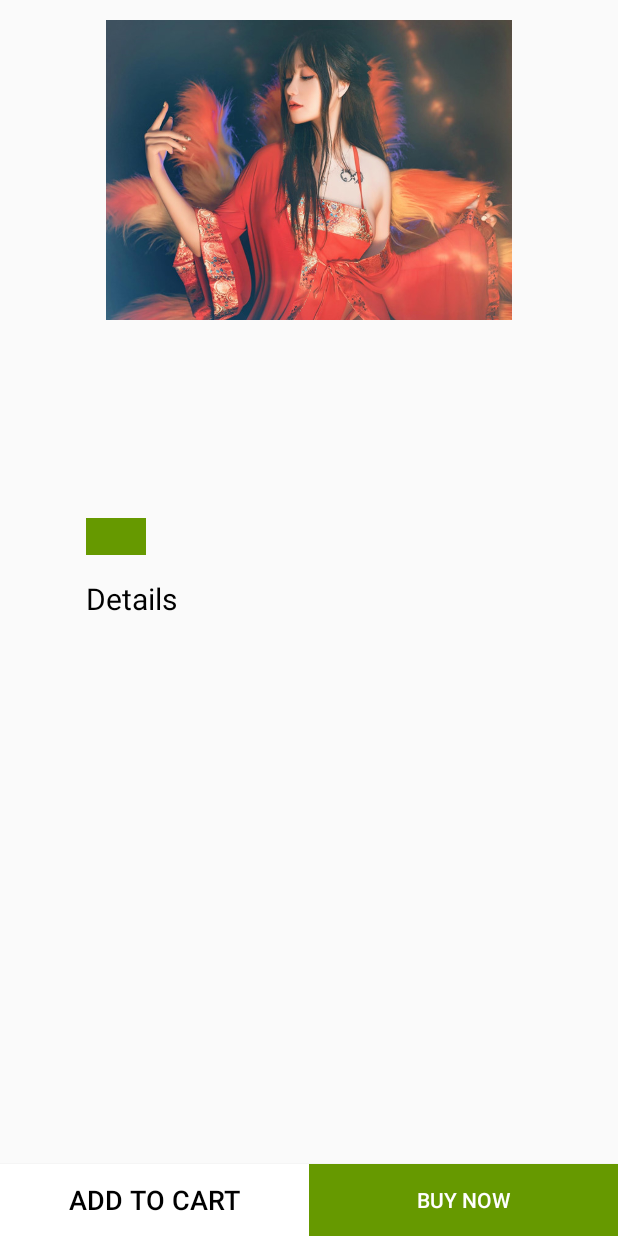
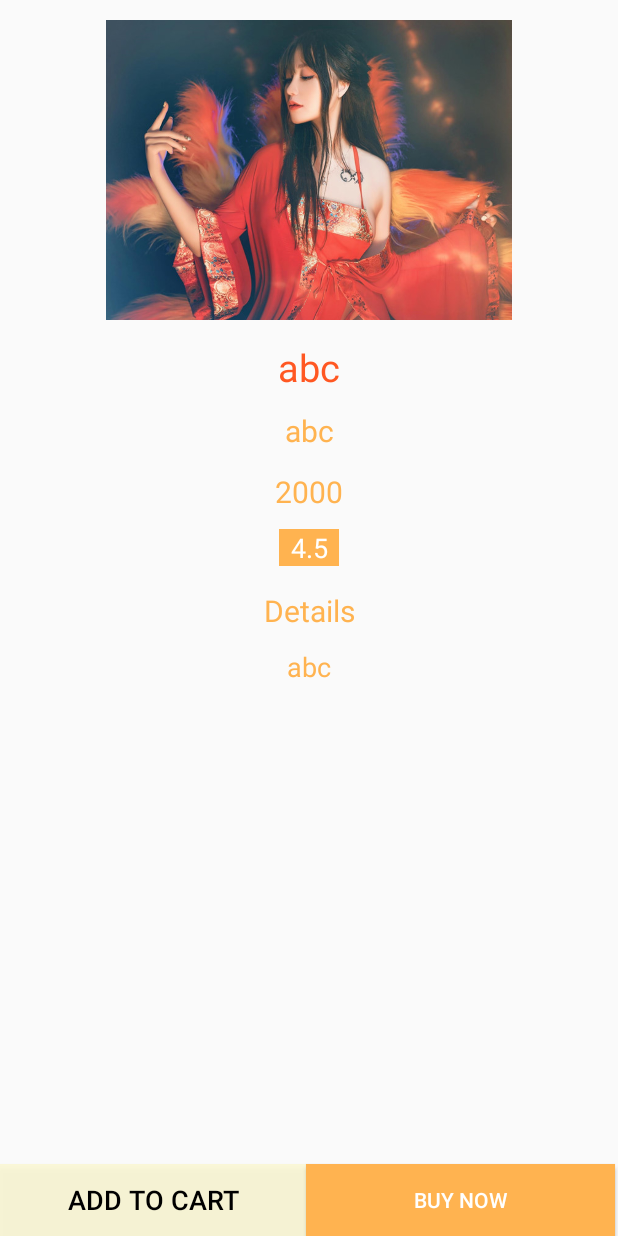
Before and after one commit to canhkhongduc/AndroidCommerce, an Android app: the layout activity_product_detail.xml on its own in the app's theme, with its tools: preview values and no code run, on a phone screen of 412 x 824 dp. Run offline under Robolectric (Android 15) with nearby library versions, the phone set to English and light mode, and no system bars.

Commit message:
edit and remove items in cart using bottom sheet view

```diff
--- a/app/build.gradle
+++ b/app/build.gradle
@@ -34,6 +34,5 @@ dependencies {
     implementation 'com.android.support:recyclerview-v7:26.1.0'
     compile 'com.github.bumptech.glide:glide:3.7.0'
     api 'com.google.code.gson:gson:2.7'
-
-
+    compile 'com.android.support:design:26.0.0'
 }
--- a/app/src/main/AndroidManifest.xml
+++ b/app/src/main/AndroidManifest.xml
@@ -30,7 +30,7 @@
         <activity android:name=".adminActivity.AdminHomeActivity" />
         <activity android:name=".customerActivity.CheckOutActivity" />
         <activity android:name=".customerActivity.CustomerHomeActivity" />
-        <activity android:name=".customerActivity.ProductDetailActivity"></activity>
+        <activity android:name=".customerActivity.ProductDetailActivity" />
     </application>
 
 </manifest>
--- a/app/src/main/res/layout/activity_check_out.xml
+++ b/app/src/main/res/layout/activity_check_out.xml
@@ -11,8 +11,7 @@
         android:layout_width="match_parent"
         android:layout_height="wrap_content"
         android:layout_alignParentStart="true"
-        android:layout_alignParentTop="true"
-        android:layout_marginTop="18dp" />
+        android:layout_alignParentTop="true" />
     <Button
         android:id="@+id/btnCheckOut"
         android:layout_width="match_parent"
--- a/app/src/main/res/layout/activity_product_detail.xml
+++ b/app/src/main/res/layout/activity_product_detail.xml
@@ -17,55 +17,63 @@
 
     <TextView
         android:id="@+id/tvProductNameDetail"
-        android:layout_width="wrap_content"
+        android:layout_width="match_parent"
         android:layout_height="wrap_content"
         android:layout_alignParentStart="true"
         android:layout_below="@+id/ivProductDetail"
-        android:layout_marginStart="57dp"
         android:layout_marginTop="14dp"
-        android:textColor="@android:color/background_dark"
-        android:textSize="20sp" />
+        android:text="abc"
+        android:textAlignment="center"
+        android:textColor="@color/colorAccent"
+        android:textSize="25sp" />
 
     <TextView
         android:id="@+id/tvCategoryDetail"
-        android:layout_width="wrap_content"
+        android:layout_width="match_parent"
         android:layout_height="wrap_content"
         android:layout_alignStart="@+id/tvProductNameDetail"
         android:layout_below="@+id/tvProductNameDetail"
         android:layout_marginTop="11dp"
+        android:text="abc"
+        android:textAlignment="center"
+        android:textColor="@color/colorPrimary"
         android:textSize="20sp" />
 
     <TextView
         android:id="@+id/tvProductPriceDetail"
-        android:layout_width="wrap_content"
+        android:layout_width="match_parent"
         android:layout_height="wrap_content"
         android:layout_alignStart="@+id/tvCategoryDetail"
         android:layout_below="@+id/tvCategoryDetail"
         android:layout_marginTop="13dp"
-        android:textColor="@android:color/background_dark"
+        android:text="2000"
+        android:textAlignment="center"
+        android:textColor="@color/colorPrimary"
         android:textSize="20sp" />
 
     <TextView
         android:id="@+id/tvRating"
         android:layout_width="40dp"
         android:layout_height="wrap_content"
-        android:layout_alignStart="@+id/tvProductPriceDetail"
         android:layout_below="@+id/tvProductPriceDetail"
+        android:layout_centerHorizontal="true"
         android:layout_marginTop="11dp"
-        android:background="@android:color/holo_green_dark"
+        android:background="@color/colorPrimary"
+        android:text="4.5"
         android:textAlignment="center"
         android:textColor="@android:color/white"
         android:textSize="18sp" />
 
     <TextView
         android:id="@+id/textView6"
-        android:layout_width="wrap_content"
+        android:layout_width="match_parent"
         android:layout_height="wrap_content"
-        android:layout_alignStart="@+id/tvRating"
+        android:layout_alignParentStart="true"
         android:layout_below="@+id/tvRating"
-        android:layout_marginTop="15dp"
+        android:layout_marginTop="16dp"
         android:text="@string/detail"
-        android:textColor="@android:color/black"
+        android:textAlignment="center"
+        android:textColor="@color/colorPrimary"
         android:textSize="20sp" />
 
     <TextView
@@ -75,15 +83,18 @@
         android:layout_alignStart="@+id/textView6"
         android:layout_below="@+id/textView6"
         android:layout_marginTop="11dp"
+        android:text="abc"
+        android:textAlignment="center"
+        android:textColor="@color/colorPrimary"
         android:textSize="18sp" />
 
     <Button
         android:id="@+id/btnAddToCart"
-        android:layout_width="206dp"
+        android:layout_width="204dp"
         android:layout_height="wrap_content"
         android:layout_alignParentBottom="true"
         android:layout_alignParentStart="true"
-        android:background="@android:color/background_light"
+        android:background="@color/colorAddToCart"
         android:text="@string/add_to_cart"
         android:textColor="@android:color/black"
         android:textSize="18sp" />
@@ -94,7 +105,7 @@
         android:layout_height="wrap_content"
         android:layout_alignTop="@+id/btnAddToCart"
         android:layout_toEndOf="@+id/btnAddToCart"
-        android:background="@android:color/holo_green_dark"
+        android:background="@color/colorPrimary"
         android:text="@string/buy_now"
         android:textColor="@android:color/background_light" />
 </RelativeLayout>
--- a/app/src/main/res/values/colors.xml
+++ b/app/src/main/res/values/colors.xml
@@ -1,6 +1,7 @@
 <?xml version="1.0" encoding="utf-8"?>
 <resources>
-    <color name="colorPrimary">#ff8a50</color>
-    <color name="colorPrimaryDark">#c41c00</color>
+    <color name="colorPrimary">#ffb350</color>
+    <color name="colorPrimaryDark">#f92805</color>
     <color name="colorAccent">#ff5722</color>
+    <color name="colorAddToCart">#22fce702</color>
 </resources>
```
Also changed, not shown: app/src/main/java/fu/prm391/project/androidcommerce/customerActivity/CheckOutActivity.java (+54 -2 lines), app/src/main/res/drawable/ic_add_black_24dp.xml (added, +9 -0 lines), app/src/main/res/drawable/ic_done_black_24dp.xml (added, +9 -0 lines), app/src/main/res/drawable/ic_remove_black_24dp.xml (added, +9 -0 lines), app/src/main/res/layout/bottom_sheet.xml (added, +88 -0 lines), app/src/main/res/layout/check_out_cardview.xml (+9 -9 lines).
